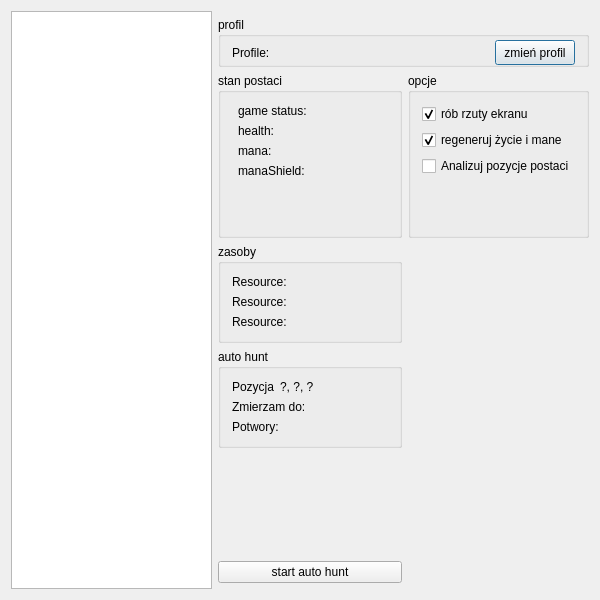
Above: sources/MainMenu.ui from Groundy/CrackerJack before the change. Below: the same form after it.
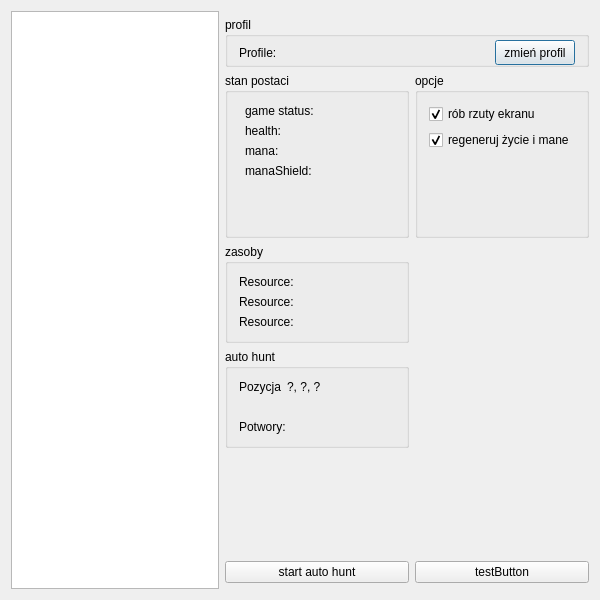
That is the form after the change.

Commit message: added auto attacking functionality to auto hunt

Diff of the .ui file:
```diff
--- a/sources/MainMenu.ui
+++ b/sources/MainMenu.ui
@@ -267,19 +267,6 @@
         </property>
        </widget>
       </item>
-      <item>
-       <widget class="QCheckBox" name="analyzeMiniMapBox">
-        <property name="enabled">
-         <bool>true</bool>
-        </property>
-        <property name="text">
-         <string>Analizuj pozycje postaci</string>
-        </property>
-        <property name="checked">
-         <bool>false</bool>
-        </property>
-       </widget>
-      </item>
       <item>
        <spacer name="verticalSpacer_3">
         <property name="orientation">
@@ -388,19 +375,6 @@
       </item>
       <item>
        <layout class="QHBoxLayout" name="horizontalLayout_3">
-        <item>
-         <widget class="QLabel" name="constHeadingLabel">
-          <property name="sizePolicy">
-           <sizepolicy hsizetype="Minimum" vsizetype="Preferred">
-            <horstretch>0</horstretch>
-            <verstretch>0</verstretch>
-           </sizepolicy>
-          </property>
-          <property name="text">
-           <string>Zmierzam do: </string>
-          </property>
-         </widget>
-        </item>
         <item>
          <widget class="QLabel" name="headinglabel">
           <property name="sizePolicy">
@@ -450,12 +424,19 @@
     </widget>
    </item>
    <item row="7" column="1">
-    <widget class="QPushButton" name="testButton">
+    <widget class="QPushButton" name="autoHuntingButton">
      <property name="text">
       <string>start auto hunt</string>
      </property>
     </widget>
    </item>
+   <item row="7" column="2">
+    <widget class="QPushButton" name="testButton">
+     <property name="text">
+      <string>testButton</string>
+     </property>
+    </widget>
+   </item>
   </layout>
  </widget>
  <layoutdefault spacing="6" margin="11"/>
```
Left out of the diff: 13 changed lines with no effect on the pictures. The commit also changes 19 other files.
